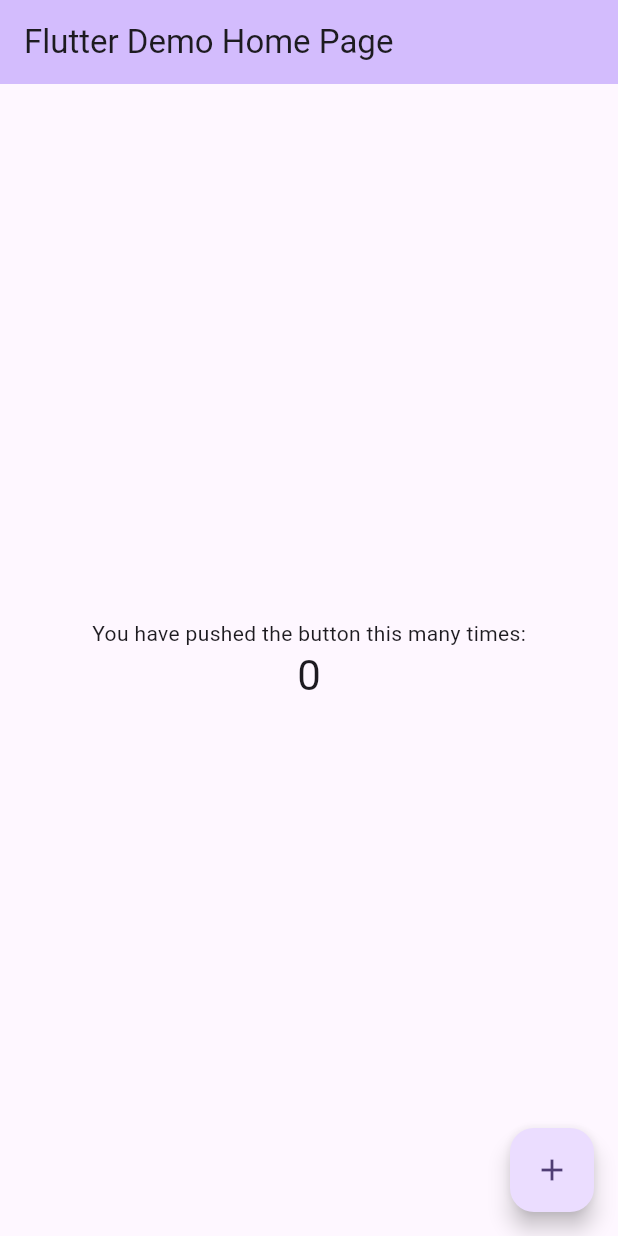
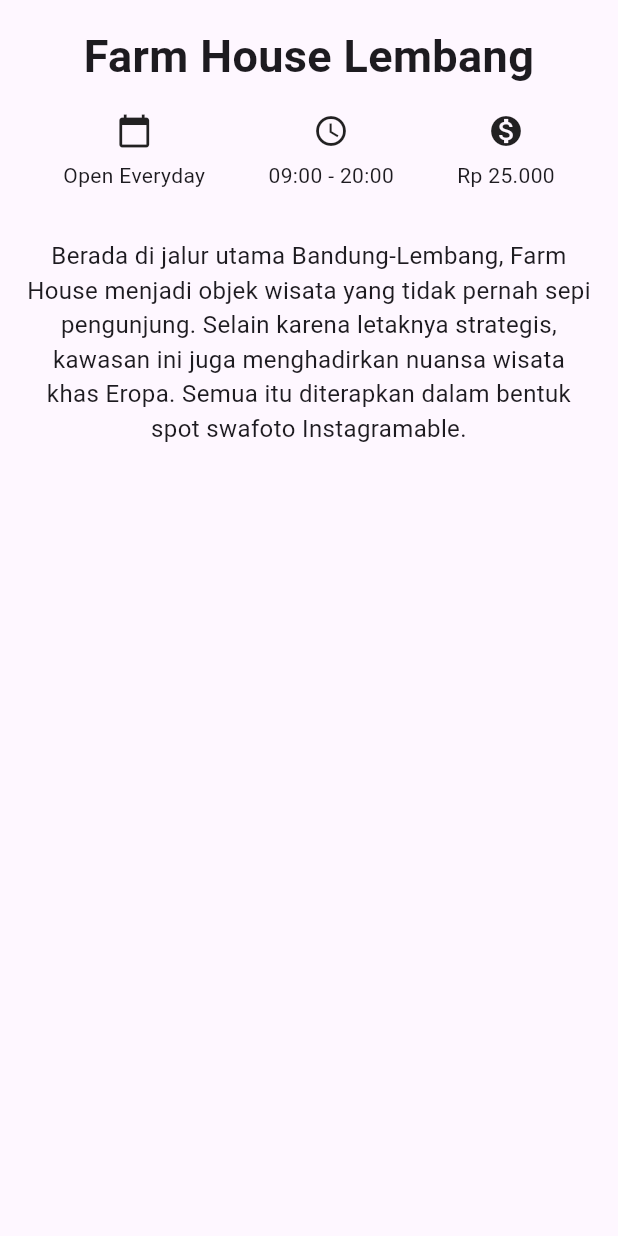
Before and after one commit to YutsuriHisekawa/wisata_app, a Flutter app: the screen it shows after launch, on a phone screen of 412 x 824 dp. Run offline on Flutter 3.47's test engine with Material 3 defaults, Android fonts, the phone set to English and light mode, and no system bars.

Commit message:
Belajar Flutter

```diff
--- a/lib/main.dart
+++ b/lib/main.dart
@@ -1,125 +1,82 @@
 import 'package:flutter/material.dart';
 
-void main() {
-  runApp(const MyApp());
-}
+void main() => runApp(const MyApp());
 
 class MyApp extends StatelessWidget {
-  const MyApp({super.key});
+  const MyApp({Key? key}) : super(key: key);
 
-  // This widget is the root of your application.
   @override
   Widget build(BuildContext context) {
     return MaterialApp(
-      title: 'Flutter Demo',
-      theme: ThemeData(
-        // This is the theme of your application.
-        //
-        // TRY THIS: Try running your application with "flutter run". You'll see
-        // the application has a purple toolbar. Then, without quitting the app,
-        // try changing the seedColor in the colorScheme below to Colors.green
-        // and then invoke "hot reload" (save your changes or press the "hot
-        // reload" button in a Flutter-supported IDE, or press "r" if you used
-        // the command line to start the app).
-        //
-        // Notice that the counter didn't reset back to zero; the application
-        // state is not lost during the reload. To reset the state, use hot
-        // restart instead.
-        //
-        // This works for code too, not just values: Most code changes can be
-        // tested with just a hot reload.
-        colorScheme: ColorScheme.fromSeed(seedColor: Colors.deepPurple),
-        useMaterial3: true,
-      ),
-      home: const MyHomePage(title: 'Flutter Demo Home Page'),
+      debugShowCheckedModeBanner: false,
+      title: 'Wisata Bandung',
+      theme: ThemeData(),
+      home: const Layar1(),
     );
   }
 }
 
-class MyHomePage extends StatefulWidget {
-  const MyHomePage({super.key, required this.title});
-
-  // This widget is the home page of your application. It is stateful, meaning
-  // that it has a State object (defined below) that contains fields that affect
-  // how it looks.
-
-  // This class is the configuration for the state. It holds the values (in this
-  // case the title) provided by the parent (in this case the App widget) and
-  // used by the build method of the State. Fields in a Widget subclass are
-  // always marked "final".
-
-  final String title;
-
-  @override
-  State<MyHomePage> createState() => _MyHomePageState();
-}
-
-class _MyHomePageState extends State<MyHomePage> {
-  int _counter = 0;
-
-  void _incrementCounter() {
-    setState(() {
-      // This call to setState tells the Flutter framework that something has
-      // changed in this State, which causes it to rerun the build method below
-      // so that the display can reflect the updated values. If we changed
-      // _counter without calling setState(), then the build method would not be
-      // called again, and so nothing would appear to happen.
-      _counter++;
-    });
-  }
+class Layar1 extends StatelessWidget {
+  const Layar1({Key? key}) : super(key: key);
 
   @override
   Widget build(BuildContext context) {
-    // This method is rerun every time setState is called, for instance as done
-    // by the _incrementCounter method above.
-    //
-    // The Flutter framework has been optimized to make rerunning build methods
-    // fast, so that you can just rebuild anything that needs updating rather
-    // than having to individually change instances of widgets.
     return Scaffold(
-      appBar: AppBar(
-        // TRY THIS: Try changing the color here to a specific color (to
-        // Colors.amber, perhaps?) and trigger a hot reload to see the AppBar
-        // change color while the other colors stay the same.
-        backgroundColor: Theme.of(context).colorScheme.inversePrimary,
-        // Here we take the value from the MyHomePage object that was created by
-        // the App.build method, and use it to set our appbar title.
-        title: Text(widget.title),
-      ),
-      body: Center(
-        // Center is a layout widget. It takes a single child and positions it
-        // in the middle of the parent.
+      body: SafeArea(
         child: Column(
-          // Column is also a layout widget. It takes a list of children and
-          // arranges them vertically. By default, it sizes itself to fit its
-          // children horizontally, and tries to be as tall as its parent.
-          //
-          // Column has various properties to control how it sizes itself and
-          // how it positions its children. Here we use mainAxisAlignment to
-          // center the children vertically; the main axis here is the vertical
-          // axis because Columns are vertical (the cross axis would be
-          // horizontal).
-          //
-          // TRY THIS: Invoke "debug painting" (choose the "Toggle Debug Paint"
-          // action in the IDE, or press "p" in the console), to see the
-          // wireframe for each widget.
-          mainAxisAlignment: MainAxisAlignment.center,
+          crossAxisAlignment: CrossAxisAlignment.stretch,
           children: <Widget>[
-            const Text(
-              'You have pushed the button this many times:',
+            Container(
+              margin: const EdgeInsets.only(top: 16.0),
+              child: const Text(
+                'Farm House Lembang',
+                textAlign: TextAlign.center,
+                style: TextStyle(
+                  fontSize: 30.0,
+                  fontWeight: FontWeight.bold,
+                ),
+              ),
             ),
-            Text(
-              '$_counter',
-              style: Theme.of(context).textTheme.headlineMedium,
+            Container(
+              margin: const EdgeInsets.symmetric(vertical: 16.0),
+              child: const Row(
+                mainAxisAlignment: MainAxisAlignment.spaceEvenly,
+                children: <Widget>[
+                  Column(
+                    children: <Widget>[
+                      Icon(Icons.calendar_today),
+                      SizedBox(height: 8.0),
+                      Text('Open Everyday'),
+                    ],
+                  ),
+                  Column(
+                    children: <Widget>[
+                      Icon(Icons.access_time),
+                      SizedBox(height: 8.0),
+                      Text('09:00 - 20:00')
+                    ],
+                  ),
+                  Column(
+                    children: <Widget>[
+                      Icon(Icons.monetization_on),
+                      SizedBox(height: 8.0),
+                      Text('Rp 25.000'),
+                    ],
+                  )
+                ],
+              ),
             ),
+            Container(
+              padding: const EdgeInsets.all(16.0),
+              child: const Text(
+                'Berada di jalur utama Bandung-Lembang, Farm House menjadi objek wisata yang tidak pernah sepi pengunjung. Selain karena letaknya strategis, kawasan ini juga menghadirkan nuansa wisata khas Eropa. Semua itu diterapkan dalam bentuk spot swafoto Instagramable.',
+                textAlign: TextAlign.center,
+                style: TextStyle(fontSize: 16.0),
+              ),
+            )
           ],
         ),
       ),
-      floatingActionButton: FloatingActionButton(
-        onPressed: _incrementCounter,
-        tooltip: 'Increment',
-        child: const Icon(Icons.add),
-      ), // This trailing comma makes auto-formatting nicer for build methods.
     );
   }
 }
```
